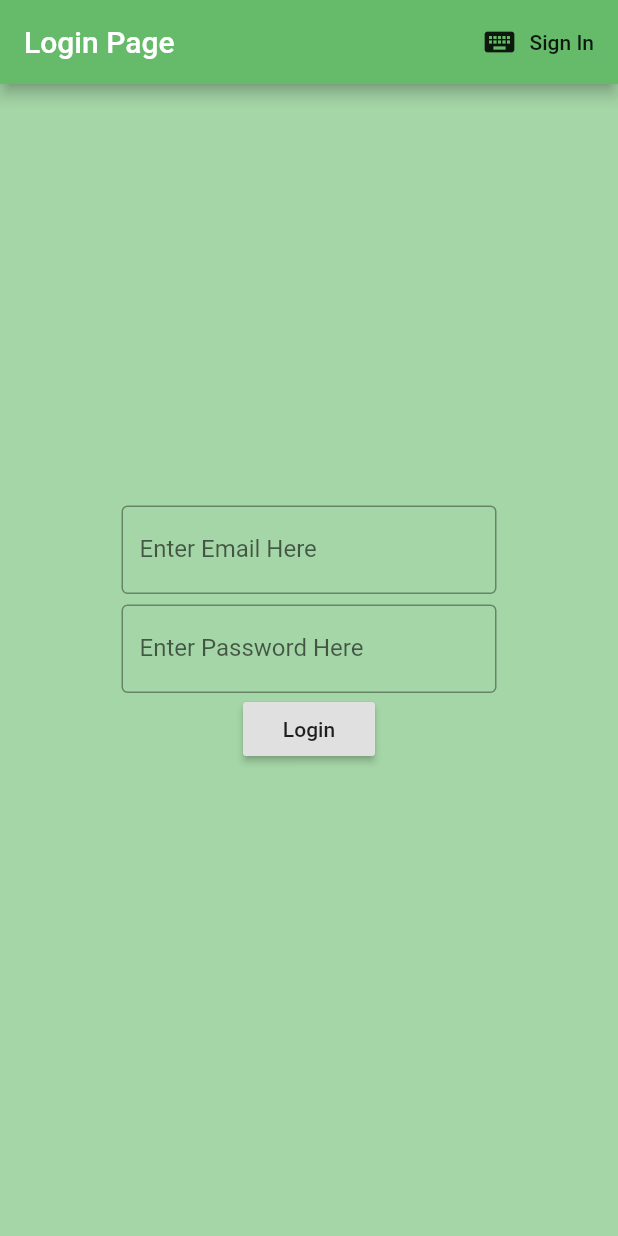
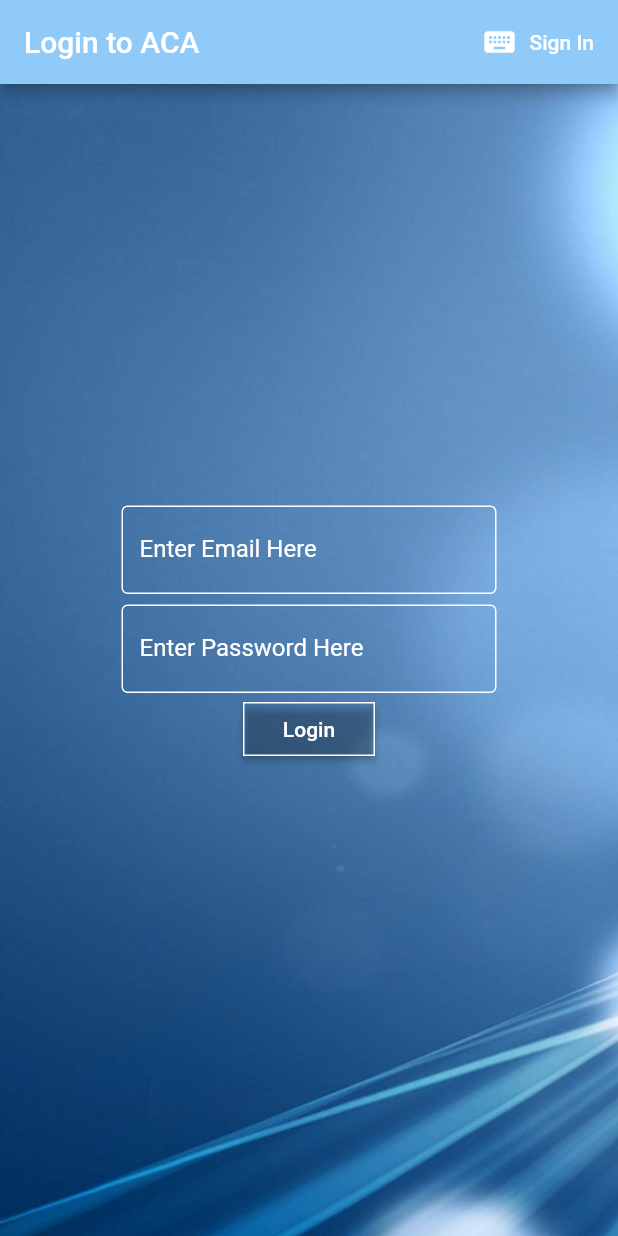
Before and after one commit to acapnm/ACA_Dove, a Flutter app: the screen it shows after launch, on a phone screen of 412 x 824 dp. Run offline on Flutter 3.47's test engine with Material 2 defaults, Android fonts, the phone set to English and light mode, and no system bars; our stand-ins replace firebase_auth, flutter_spinkit; accounts and stored records are empty.

Commit message:
25-Apr-2020

```diff
--- a/lib/screens/login.dart
+++ b/lib/screens/login.dart
@@ -25,19 +25,27 @@ class _loginState extends State<login> {
   Widget build(BuildContext context) {
     return loading ? loadingWidget() : MaterialApp(
       home: Scaffold(
-        backgroundColor: Colors.green[200],
+        backgroundColor: Colors.transparent,
         appBar: AppBar(
-        title: Text('Login Page'),
-        backgroundColor: Colors.green[400],
+        title: Text('Login to ACA'),
+        backgroundColor: Colors.blue[200],
         actions: <Widget>[
           FlatButton.icon(
             icon: Icon(Icons.keyboard),
             label: Text('Sign In'),
+            textColor: Colors.white,
             onPressed: () => widget.toggle(),
             )
         ],
       ),
-      body: Column(
+      body: Container(
+        decoration: BoxDecoration(
+          image: DecorationImage(
+            image: AssetImage("assets/BG_Template1.jpg"),
+            fit: BoxFit.fill,
+          )
+        ),
+        child: Column(
           key: _loginFormKey,
           mainAxisAlignment: MainAxisAlignment.center,
           children: <Widget>[
@@ -50,9 +58,14 @@ class _loginState extends State<login> {
               child: TextField(
                 //validator: (val_userEmail) => val_userEmail.isEmpty ? 'Enter your Email address' : null,
                 decoration: InputDecoration(
+                  enabledBorder: OutlineInputBorder(
+                    borderSide: BorderSide(color: Colors.white),
+                  ),
                   border: OutlineInputBorder(),
                     labelText: 'Enter Email Here',
+                    labelStyle: TextStyle(color: Colors.white),
                     hintText: 'Enter Email Here',
+                    hintStyle: TextStyle(color: Colors.white),
                 ),
                 autofocus: false,
                 onChanged: (val_userEmail) {
@@ -70,9 +83,14 @@ class _loginState extends State<login> {
               width: 250,
               child: TextField(
                 decoration: InputDecoration(
+                  enabledBorder: OutlineInputBorder(
+                    borderSide: BorderSide(color: Colors.white),
+                  ),
                   border: OutlineInputBorder(),
                     labelText: 'Enter Password Here',
+                    labelStyle: TextStyle(color: Colors.white),
                     hintText: 'Enter Password Here',
+                    hintStyle: TextStyle(color: Colors.white),
                 ),
                 autofocus: false,
                 obscureText: true,
@@ -88,6 +106,13 @@ class _loginState extends State<login> {
             Container(
               child: RaisedButton(
                 child: Text('Login'),
+                textColor: Colors.white,
+                color: Colors.transparent,
+
+                shape: RoundedRectangleBorder(
+                  borderRadius: BorderRadius.circular(0),
+                  side: BorderSide(color: Colors.white),
+                ),
                 onPressed: () async{
                     // dynamic anonUser = await _anonTest.login_anon();
                     // if (anonUser == null){
@@ -119,6 +144,7 @@ class _loginState extends State<login> {
           ),
           ],),
       ),
+        ),
     );
   }
 }
--- a/pubspec.yaml
+++ b/pubspec.yaml
@@ -46,8 +46,8 @@ flutter:
   uses-material-design: true
 
   # To add assets to your application, add an assets section, like this:
-  #assets:
-  #  - assets\
+  assets:
+    - assets/
 
   # An image asset can refer to one or more resolution-specific "variants", see
   # https://flutter.dev/assets-and-images/#resolution-aware.
```
Also changed, not shown: assets/BG_Template1.jpg (added), assets/Bonfire.jpg (added), assets/Door.jpg (added), assets/Dove_flying.jpg (deleted), assets/Dove_in_Hand.jpg (deleted), assets/Eagle.jpg (added), assets/Highway.jpg (added), lib/shared/constants.dart (line endings or trailing spaces). Lines whose indentation alone changed are shown as unchanged.
